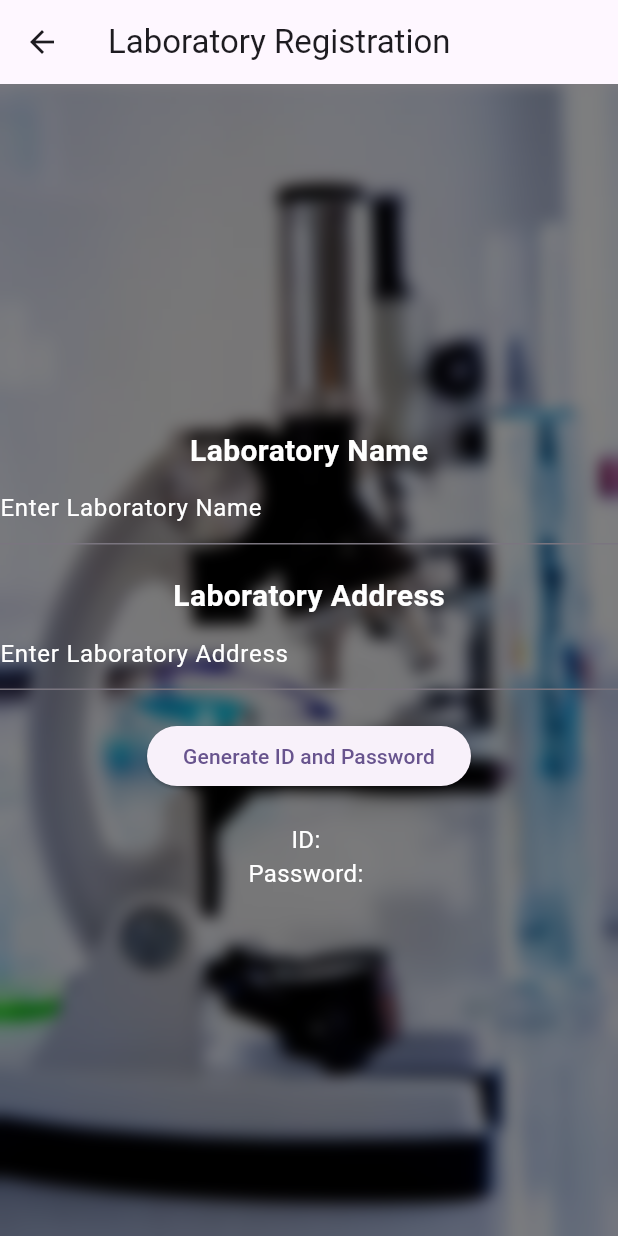
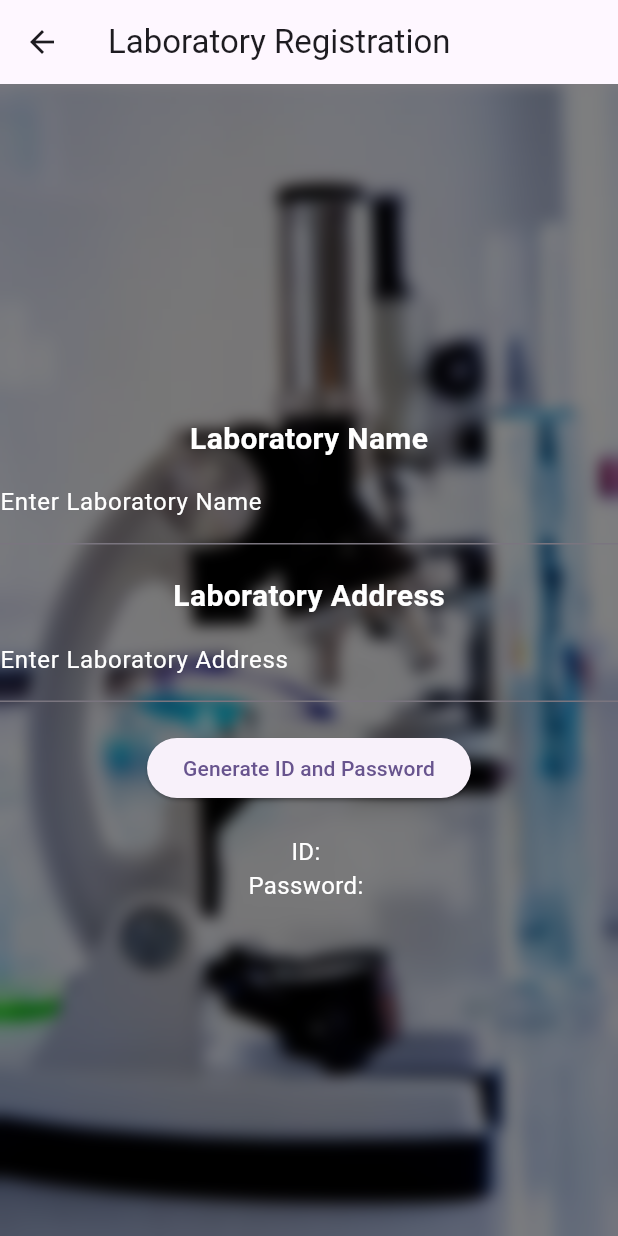
Before and after one commit to Asad1638/health_app_practice, a Flutter app: the HomeScreen screen opened directly, after a tap on "Add Labortries", on a phone screen of 412 x 824 dp. Run offline on Flutter 3.47's test engine with Material 3 defaults, Android fonts, the light colour scheme and no system bars.

```diff
--- a/lib/add_labortries.dart/adding_labortary.dart
+++ b/lib/add_labortries.dart/adding_labortary.dart
@@ -64,9 +64,10 @@ class _LaboratoryWidgetState extends State<LaboratoryWidget> {
                     laboratoryName = value;
                   },
                   decoration:const InputDecoration(
-                    hintText: 'Enter Laboratory Name',
-                    hintStyle: TextStyle(color: Colors.white),
+                    labelText: 'Enter Laboratory Name',
+                    labelStyle: TextStyle(color: Colors.white),
                   ),
+                  style: TextStyle(color: Colors.white),
                 ),
                const  SizedBox(height: 20),
                 const Text(
@@ -78,9 +79,9 @@ class _LaboratoryWidgetState extends State<LaboratoryWidget> {
                     laboratoryAddress = value;
                   },
                   decoration: const InputDecoration(
-                    hintText: 'Enter Laboratory Address',
-                    hintStyle: TextStyle(color: Colors.white),
-                  ),
+                    labelText: 'Enter Laboratory Address',
+                    labelStyle: TextStyle(color: Colors.white),
+                  ),style: TextStyle(color: Colors.white),
                 ),
                const  SizedBox(height: 20),
                 ElevatedButton(
--- a/lib/main.dart
+++ b/lib/main.dart
@@ -19,6 +19,7 @@ class MyApp extends StatelessWidget {
         useMaterial3: true,
       ),
       home: LoginScreen(),
+      debugShowCheckedModeBanner: false,
      // const MyHomePage(title: 'Flutter Demo Home Page'),
     );
   }
--- a/lib/widgets/screen-home.dart
+++ b/lib/widgets/screen-home.dart
@@ -9,7 +9,7 @@ class HomeScreen extends StatelessWidget {
 
   @override
   Widget build(BuildContext context) {
-    return Scaffold(
+    return Scaffold(appBar: AppBar(title: Text("H o m e"),titleSpacing: 20,backgroundColor: Colors.black26,),
       body: SingleChildScrollView(
         //set background color
         child: Container(
```
